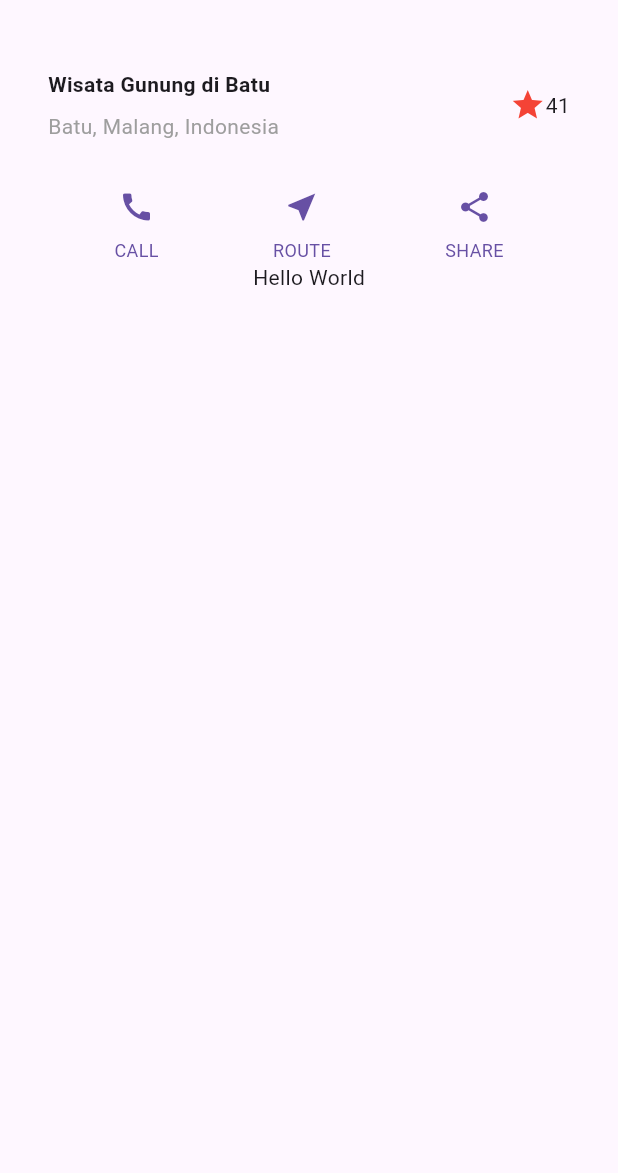
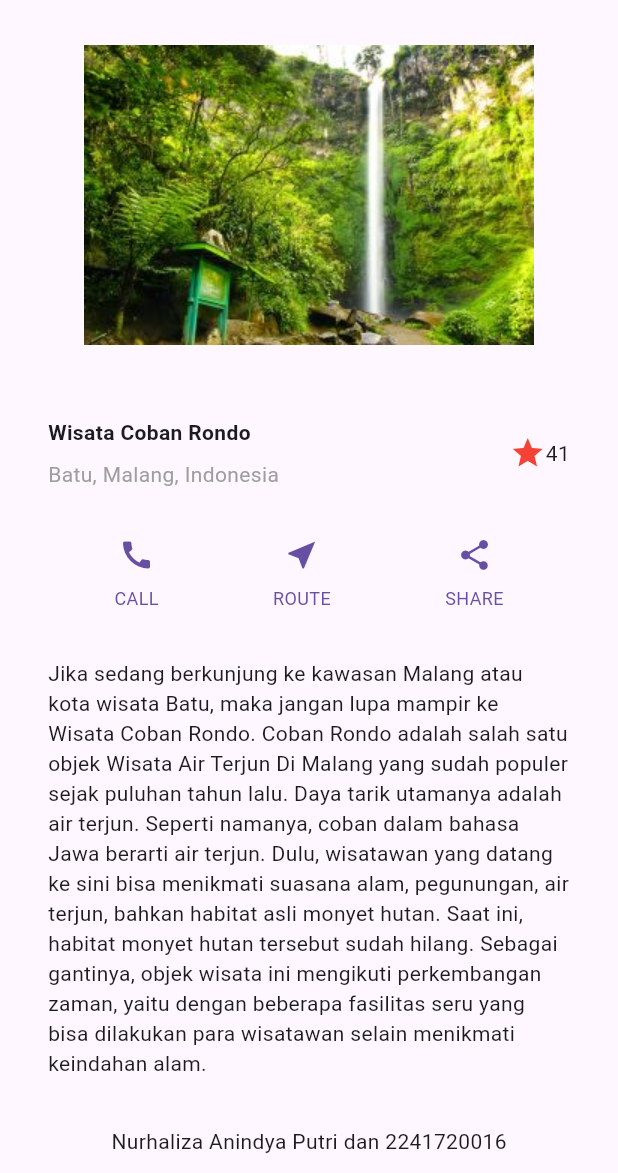
Before and after one commit to nrhlzanin/21_Nurhaliza-Anindya-Putri_Pemrograman-Mobile, a Flutter app: the screen it shows after launch, on a phone screen of 412 x 824 dp, the part 63-1236 px from its top. Run offline on Flutter 3.47's test engine with Material 3 defaults, Android fonts, the phone set to English and light mode, and no system bars.

Commit message:
Tugas J6 Praktikum 3

```diff
--- a/Week6/layout_flutter/lib/main.dart
+++ b/Week6/layout_flutter/lib/main.dart
@@ -7,6 +7,18 @@ class MyApp extends StatelessWidget {
 
   @override
   Widget build(BuildContext context) {
+    Widget imageSection = Container(
+      padding: const EdgeInsets.all(16.0),
+      child: SizedBox(
+        width: 300,
+        height: 200,
+        child: Image.asset(
+          'assets/images/foto_wisata.jpg',
+          fit: BoxFit.cover,
+        ),
+      ),
+    );
+
     Widget titleSection = Container(
       padding: const EdgeInsets.all(32),
       child: Row(
@@ -18,7 +30,7 @@ class MyApp extends StatelessWidget {
                 Container(
                   padding: const EdgeInsets.only(bottom: 8),
                   child: const Text(
-                    'Wisata Gunung di Batu',
+                    'Wisata Coban Rondo',
                     style: TextStyle(
                       fontWeight: FontWeight.bold,
                     ),
@@ -75,6 +87,22 @@ class MyApp extends StatelessWidget {
       ],
     );
 
+    // Langkah 3
+    Widget textSection = Container(
+      padding: const EdgeInsets.all(32),
+      child: const Text(
+        'Jika sedang berkunjung ke kawasan Malang atau kota wisata Batu,'
+        ' maka jangan lupa mampir ke Wisata Coban Rondo. Coban Rondo adalah salah'
+        ' satu objek Wisata Air Terjun Di Malang yang sudah populer sejak puluhan tahun lalu.'
+        ' Daya tarik utamanya adalah air terjun. Seperti namanya, coban dalam bahasa Jawa berarti'
+        ' air terjun. Dulu, wisatawan yang datang ke sini bisa menikmati suasana alam, pegunungan, air terjun,'
+        ' bahkan habitat asli monyet hutan. Saat ini, habitat monyet hutan tersebut sudah hilang. Sebagai gantinya,'
+        ' objek wisata ini mengikuti perkembangan zaman, yaitu dengan beberapa fasilitas seru yang bisa dilakukan para'
+        ' wisatawan selain menikmati keindahan alam.',
+        softWrap: true,
+      ),
+    );
+
     return MaterialApp(
       title: 'Flutter layout: Nurhaliza Anindya Putri dan 2241720016',
       home: Scaffold(
@@ -83,10 +111,12 @@ class MyApp extends StatelessWidget {
         ),
         body: Column(
           children: [
+            imageSection,
             titleSection,
             buttonSection,
+            textSection,
             const Center(
-              child: Text('Hello World'),
+              child: Text('Nurhaliza Anindya Putri dan 2241720016'),
             ),
           ],
         ),
```
Also changed, not shown: Week6/layout_flutter/pubspec.yaml (+4 -69 lines), Week6/layout_flutter/assets/images/foto_wisata.jpg (added).
